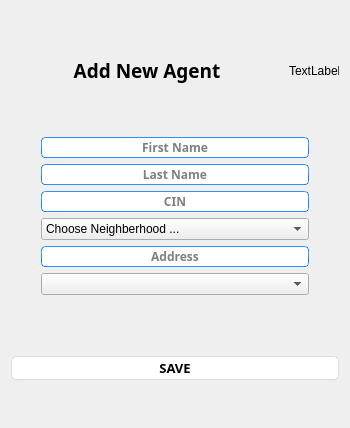
Before: the Qt Designer form ui/addAgent.ui in YassineBaghdadi/TransportingPlanning, drawn with Qt 5.
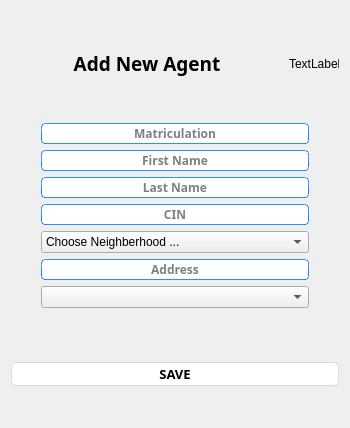
After: the same form once the commit is applied.

Patch:
```diff
--- a/ui/addAgent.ui
+++ b/ui/addAgent.ui
@@ -648,6 +648,23 @@
      <property name="rightMargin">
       <number>30</number>
      </property>
+     <item>
+      <widget class="QLineEdit" name="matrr">
+       <property name="font">
+        <font>
+         <family>Segoe Print</family>
+         <weight>75</weight>
+         <bold>true</bold>
+        </font>
+       </property>
+       <property name="alignment">
+        <set>Qt::AlignCenter</set>
+       </property>
+       <property name="placeholderText">
+        <string>Matriculation</string>
+       </property>
+      </widget>
+     </item>
      <item>
       <widget class="QLineEdit" name="Fname">
        <property name="font">
```
